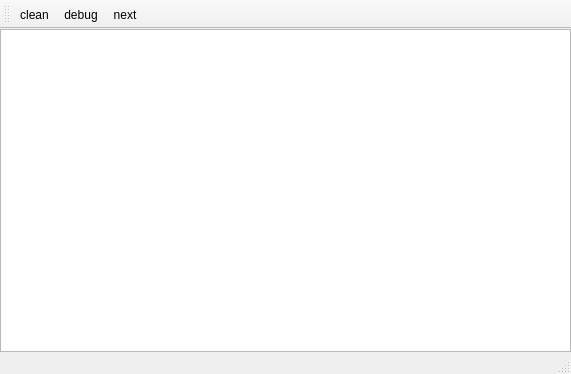
First picture: the form in gui/ui/mainwindow.ui, repository oleglite/giis, before the edit.
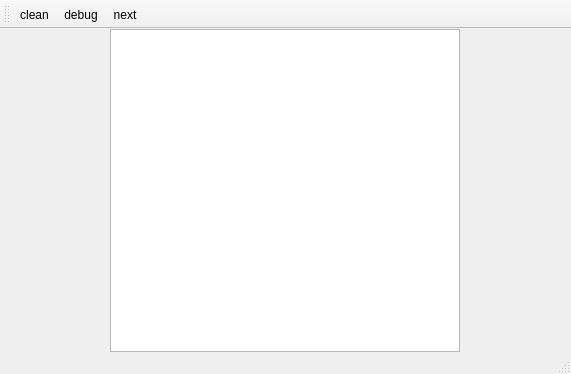
Second picture: the form after the edit. Icons and pictures are not drawn.

```diff
--- a/gui/ui/mainwindow.ui
+++ b/gui/ui/mainwindow.ui
@@ -30,11 +30,17 @@
     <item>
      <widget class="QTextBrowser" name="debugTextBrowser">
       <property name="sizePolicy">
-       <sizepolicy hsizetype="Expanding" vsizetype="Expanding">
+       <sizepolicy hsizetype="Fixed" vsizetype="Expanding">
         <horstretch>0</horstretch>
         <verstretch>0</verstretch>
        </sizepolicy>
       </property>
+      <property name="minimumSize">
+       <size>
+        <width>350</width>
+        <height>0</height>
+       </size>
+      </property>
       <property name="lineWidth">
        <number>0</number>
       </property>
```
